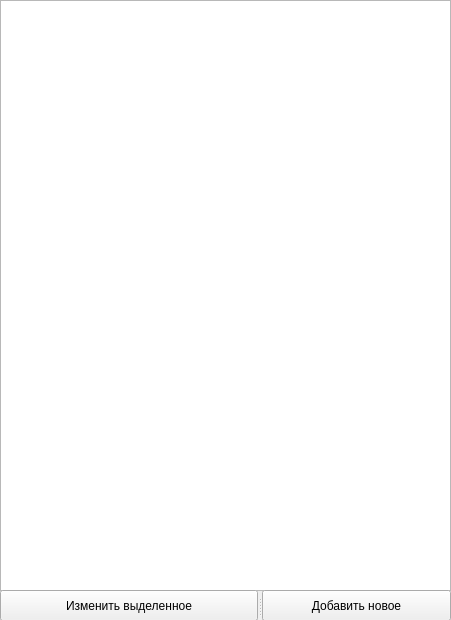
Before: the Qt Designer form main.ui in Bstepig/NaberezhnyChelny-Danilov, drawn with Qt 5.
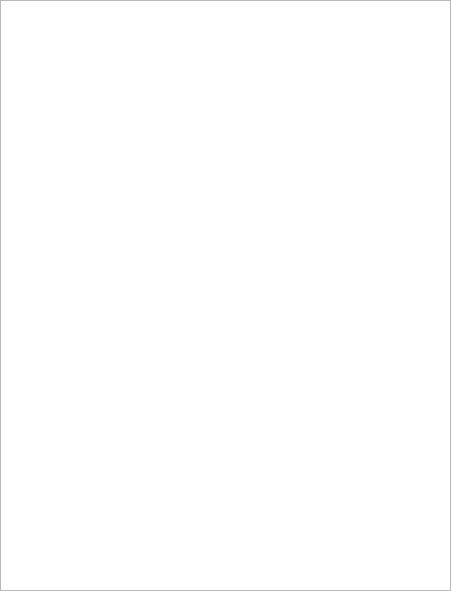
After: the same form once the commit is applied.

```diff
--- a/main.ui
+++ b/main.ui
@@ -7,19 +7,19 @@
     <x>0</x>
     <y>0</y>
     <width>451</width>
-    <height>620</height>
+    <height>591</height>
    </rect>
   </property>
   <property name="minimumSize">
    <size>
     <width>451</width>
-    <height>620</height>
+    <height>591</height>
    </size>
   </property>
   <property name="maximumSize">
    <size>
     <width>451</width>
-    <height>620</height>
+    <height>591</height>
    </size>
   </property>
   <property name="windowTitle">
@@ -35,29 +35,18 @@
       <height>591</height>
      </rect>
     </property>
-   </widget>
-   <widget class="QSplitter" name="splitter">
-    <property name="geometry">
-     <rect>
-      <x>0</x>
-      <y>590</y>
+    <property name="minimumSize">
+     <size>
       <width>451</width>
-      <height>31</height>
-     </rect>
+      <height>591</height>
+     </size>
     </property>
-    <property name="orientation">
-     <enum>Qt::Horizontal</enum>
+    <property name="maximumSize">
+     <size>
+      <width>451</width>
+      <height>591</height>
+     </size>
     </property>
-    <widget class="QPushButton" name="pushButton">
-     <property name="text">
-      <string>Изменить выделенное</string>
-     </property>
-    </widget>
-    <widget class="QPushButton" name="pushButton_2">
-     <property name="text">
-      <string>Добавить новое</string>
-     </property>
-    </widget>
    </widget>
   </widget>
  </widget>
```
